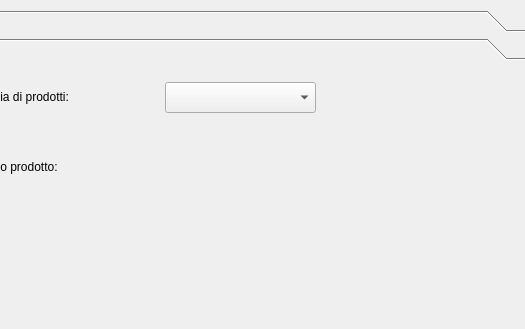
Above: squeeze/src/ui/limiteditor.ui from lastprimenumbers/lemonpos before the change; both pictures show x 115 to 640 and y 0 to 329 of the 640 by 480 pixel window. Below: the same form after it.
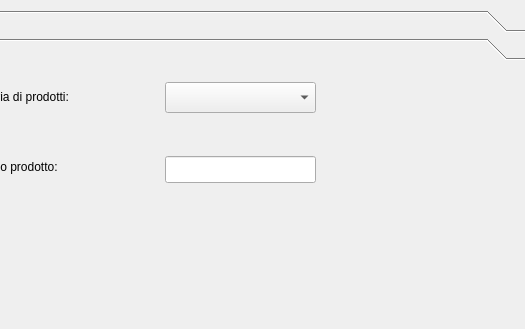
That is the form after the change. The open tabs and pages were chosen to show the change. Custom widgets are drawn as their Qt base class.

Patch:
```diff
--- a/squeeze/src/ui/limiteditor.ui
+++ b/squeeze/src/ui/limiteditor.ui
@@ -161,6 +161,16 @@
       </rect>
      </property>
     </widget>
+    <widget class="QLineEdit" name="editProductCode">
+     <property name="geometry">
+      <rect>
+       <x>270</x>
+       <y>90</y>
+       <width>151</width>
+       <height>27</height>
+      </rect>
+     </property>
+    </widget>
    </widget>
   </widget>
   <widget class="QLabel" name="label">
```
Left out of the diff: 8 changed lines with no effect on the pictures.
